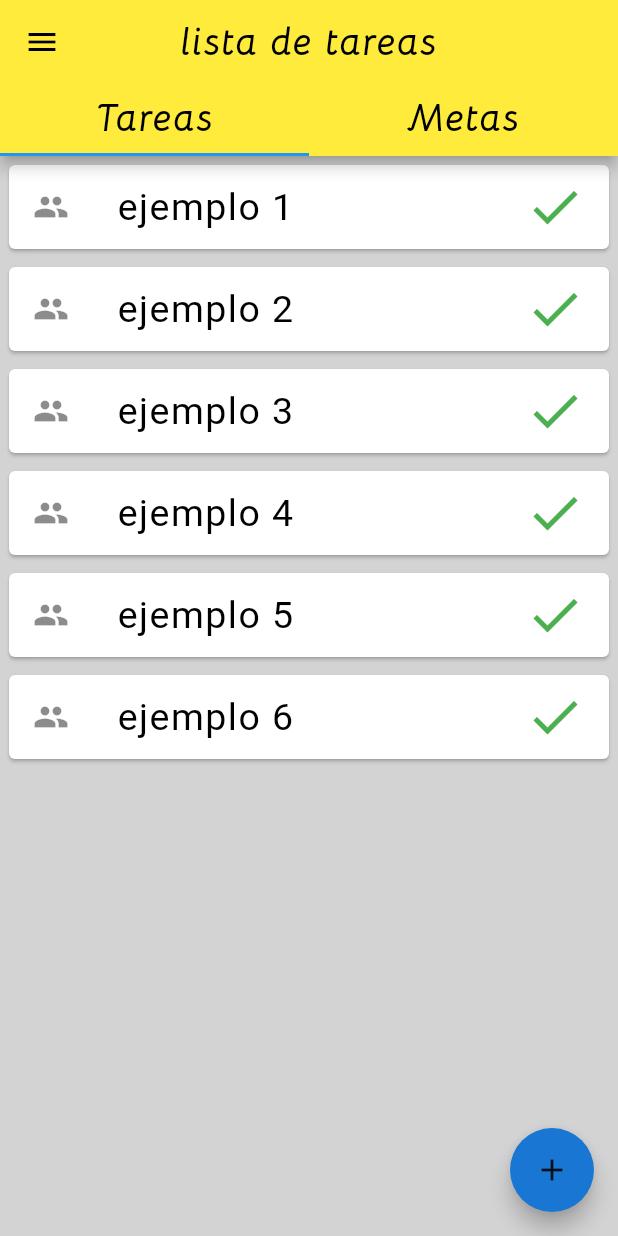
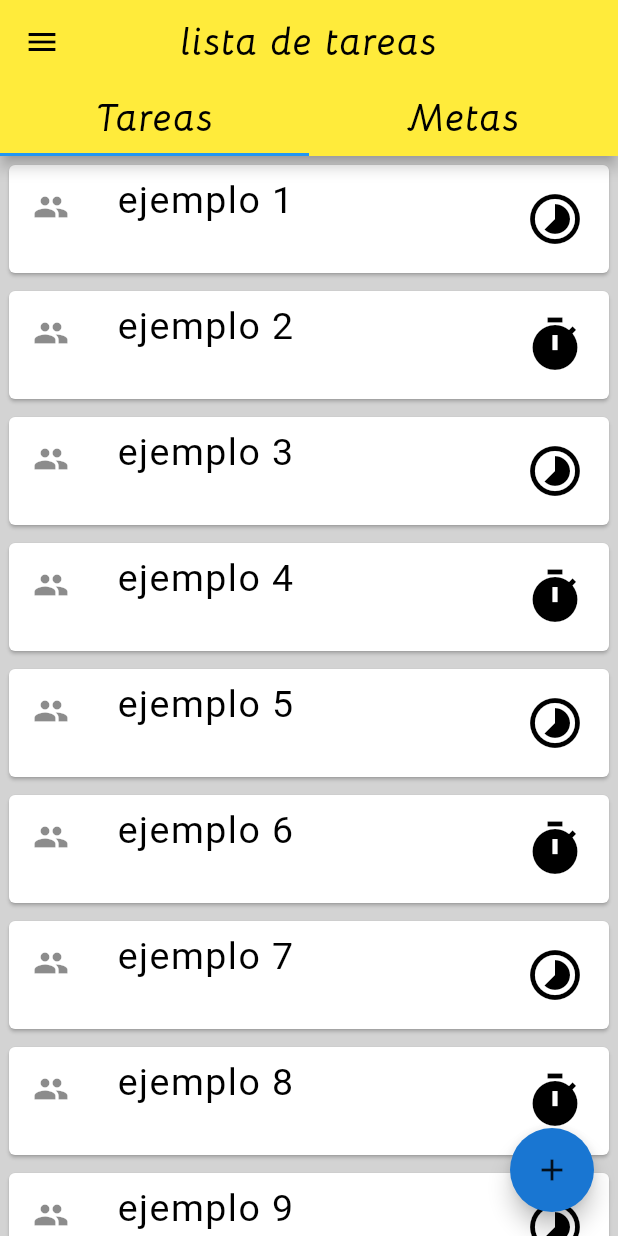
Before and after one commit to gpjrr/Agenda-App, a Flutter app: the screen it shows after launch, in the side drawer, after a tap on the "add" icon, on a phone screen of 412 x 824 dp. Run offline on Flutter 3.47's test engine with Material 2 defaults, Android fonts, the phone set to English and light mode, and no system bars; our stand-ins replace circular_countdown_timer, flutter_spinkit, weekday_selector; Roboto replaces fonts that are missing (EastSeaDokdo-Regular).

Commit message:
detalles Card view

```diff
--- a/lib/Home.dart
+++ b/lib/Home.dart
@@ -3,6 +3,7 @@ import 'dart:ui';
 import 'package:agendaprocrastinacion/Task.dart';
 import 'package:flutter/cupertino.dart';
 import 'package:flutter/material.dart';
+import 'package:agendaprocrastinacion/TipList.dart';
 //import 'package:flutter/cur';
 class Home extends StatefulWidget {
   @override
@@ -10,7 +11,9 @@ class Home extends StatefulWidget {
 }
 
 class _HomeState extends State<Home> {
+  bool ban=false;
   List<Task> Tareas=new List();
+  //List<Icon> iconos=new List();
   int TabIndex=0;
   @override
   void initState(){
@@ -18,7 +21,24 @@ class _HomeState extends State<Home> {
   }
   @override
   Widget build(BuildContext context) {
-    Tareas=Tareas.isNotEmpty?Tareas:ModalRoute.of(context).settings.arguments;
+
+    if( ban==false ){
+      Tareas=ModalRoute.of(context).settings.arguments;
+      ban=true;
+      for(int i=0;i<Tareas.length;i++)
+        if( Tareas[i].Tempo==true )
+          Tareas[i].Reloj=Icon(
+            Icons.timelapse,
+            size: 40,
+            color: Colors.black,
+          );
+        else
+          Tareas[i].Reloj=Icon(
+            Icons.timer,
+            size: 40,
+            color: Colors.black,
+          );
+    }
     /*for(int i=0;i<Tareas.length;i++)
       print( " $i =  ${Tareas[i].Nombre}" );*/
     return DefaultTabController(
@@ -69,7 +89,6 @@ class _HomeState extends State<Home> {
         body: TabBarView(
           children: <Widget>[
             SafeArea(
-
               child: ListView.builder(
                 itemCount: Tareas.length,
                 itemBuilder: (context,index){
@@ -107,13 +126,25 @@ class _HomeState extends State<Home> {
                                 Hora: cosa2['Hora'],
                                 Minu: cosa2['Minu'],
                               );
-                              print("H=${Sujeto.Hora} M=${Sujeto.Minu}  ");
+                              //print("H=${Sujeto.Hora} M=${Sujeto.Minu}  ");
+                              if( Sujeto.Tempo==true )
+                                Sujeto.Reloj=Icon(
+                                  Icons.timelapse,
+                                  size: 40,
+                                  color: Colors.black,
+                                );
+                              else
+                                Sujeto.Reloj=Icon(
+                                  Icons.timer,
+                                  size: 40,
+                                  color: Colors.black,
+                                );
                               Tareas[index]=Sujeto;
                             });
-
-
                           },
-                          leading: Icon( Icons.people ),
+                          leading: Icon(
+                            Icons.people,
+                          ),
                           title: Text(
                             Tareas[index].Nombre.substring(0, Tareas[index].Nombre.length>=18?18:Tareas[index].Nombre.length  ),
                             style: TextStyle(
@@ -124,12 +155,12 @@ class _HomeState extends State<Home> {
                               //fontFamily: 'Caveat-Regular',
                             ),
                           ),
-                          trailing: Icon(
-                            Icons.done,
-                            size: 40,
-                            color: Colors.green,
+                          trailing: Tareas[index].Reloj,
+                          subtitle: Row(
+                            children: <Widget>[
+
+                            ],
                           ),
-
                         ),
                       ),
                     ),
@@ -229,8 +260,22 @@ class _HomeState extends State<Home> {
                   Hora: cosa['Hora'],
                   Minu: cosa['Minu'],
                 );
+                if( Sujeto.Tempo==true )
+                Sujeto.Reloj=Icon(
+                  Icons.timelapse,
+                  size: 40,
+                  color: Colors.black,
+                );
+                else
+                  Sujeto.Reloj=Icon(
+                    Icons.timer,
+                    size: 40,
+                    color: Colors.black,
+                  );
                 Tareas.add(Sujeto);
+
               }
+
             });
           },
           backgroundColor: Colors.blue[700],
@@ -241,7 +286,6 @@ class _HomeState extends State<Home> {
         ),
 
         drawer: Drawer(
-
           child: ListView(
             children: <Widget>[
               ListTile(
@@ -259,7 +303,9 @@ class _HomeState extends State<Home> {
                   color: Colors.brown,
                 ),
                 onTap: (){
-                  Navigator.pushNamed(context, '/TipList'  );
+                  Navigator.push(context, new MaterialPageRoute(
+                      builder: (context) => new TipList() )
+                  );
                 },
               ),
             ],
--- a/lib/Loading.dart
+++ b/lib/Loading.dart
@@ -11,7 +11,7 @@ class _LoadingState extends State<Loading> {
   List<Task> Tareas=new List();
 
   void llena() async{
-    for(int i=1;i<=6;i++) {
+    for(int i=1;i<=15;i++) {
 
       Tareas.add(
        Task(
@@ -20,7 +20,7 @@ class _LoadingState extends State<Loading> {
          Dias: List.filled(7, false),
          Lave: UniqueKey(),
          Done: 1*(i%2)==true?true:false,
-         Tempo: true,
+         Tempo: (i%2)==1?true:false,
          Hora: "01",
          Minu: "22",
        )
--- a/lib/Task.dart
+++ b/lib/Task.dart
@@ -14,6 +14,8 @@ class Task {
   bool Done;
   bool Limpio;
   List Dias;
+  Icon Reloj;
+  //Icon Reloj;
   //final dias=List.filled(7, false);
   Task( { this.Nombre,
           this.Descripcion,
```
